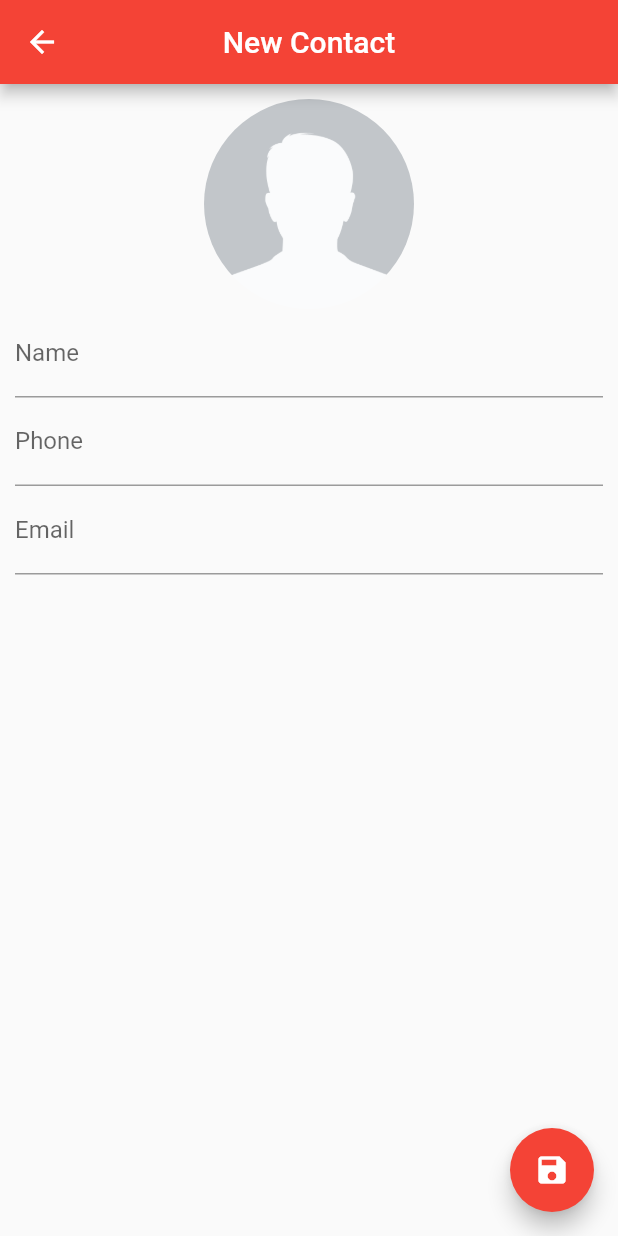
After one commit to edumoreira1506/contact-list, a Flutter app: the ContactPage screen opened directly, on a phone screen of 412 x 824 dp. The commit adds this screen. Run offline on Flutter 3.47's test engine with Material 2 defaults, Android fonts, the phone set to English and light mode, and no system bars; our stand-ins replace sqflite; accounts and stored records are empty.

Commit message:
Add form for edit contact

```diff
--- /dev/null
+++ b/lib/src/presentation/screen/contact.dart
@@ -0,0 +1,76 @@
+import 'package:contact_list/src/model/dto/contact.dart';
+import 'package:contact_list/src/presentation/widgets/circle_image.dart';
+import 'package:contact_list/src/presentation/widgets/header.dart';
+import 'package:contact_list/src/presentation/widgets/input.dart';
+import 'package:flutter/material.dart';
+import 'package:flutter/widgets.dart';
+
+class ContactPage extends StatefulWidget {
+  final ContactDTO contact;
+
+  ContactPage({ this.contact });
+
+  @override
+  _ContactPageState createState() => _ContactPageState();
+}
+
+class _ContactPageState extends State<ContactPage> {
+  TextEditingController _phone = TextEditingController();
+  TextEditingController _name = TextEditingController();
+  TextEditingController _email = TextEditingController();
+
+  ContactDTO _contact;
+
+  @override
+  void initState() {
+    super.initState();
+
+    if (widget.contact == null) {
+      _contact = ContactDTO();
+    } else {
+      _contact = widget.contact;
+      _phone.text = _contact.phone;
+      _name.text = _contact.name;
+      _email.text = _contact.email;
+    }
+  }
+
+  @override
+  Widget build(BuildContext context) {
+    return Scaffold(
+      appBar: Header(
+        Text(_contact.name ?? 'New Contact')
+      ),
+      floatingActionButton: FloatingActionButton(
+        onPressed: () { },
+        child: Icon(Icons.save),
+        backgroundColor: Colors.red,
+      ),
+      body: SingleChildScrollView(
+        padding: EdgeInsets.all(10),
+        child: Column(
+          children: <Widget>[
+            GestureDetector(
+              child: CircleImage.big(image: _contact.img)
+            ),
+            Input(
+              controller: _name,
+              label: 'Name',
+              type: TextInputType.text,
+            ),
+            Input(
+              controller: _phone,
+              label: 'Phone',
+              type: TextInputType.phone,
+            ),
+            Input(
+              controller: _email,
+              label: 'Email',
+              type: TextInputType.emailAddress,
+            )
+          ],
+        ),
+      ),
+    );
+  }
+}
--- /dev/null
+++ b/lib/src/presentation/widgets/circle_image.dart
@@ -0,0 +1,30 @@
+import 'dart:io';
+
+import 'package:flutter/widgets.dart';
+
+class CircleImage extends StatelessWidget {
+  final String image;
+  final bool big;
+
+  CircleImage({ this.image, this.big });
+  CircleImage.big({ this.image, this.big = true });
+  CircleImage.small({ this.image, this.big = false });
+
+  @override
+  Widget build(BuildContext context) {
+    return (
+      Container(
+        width: this.big ? 140 : 80,
+        height: this.big ? 140 : 80,
+        decoration: BoxDecoration(
+          shape: BoxShape.circle,
+          image: DecorationImage(
+            image: this.image != null && this.image != ''
+              ? FileImage(File(this.image))
+              : AssetImage("assets/images/person.png")
+          )
+        ),
+      )
+    );
+  }
+}
--- a/lib/src/presentation/widgets/home/contact.dart
+++ b/lib/src/presentation/widgets/home/contact.dart
@@ -1,5 +1,4 @@
-import 'dart:io';
-
+import 'package:contact_list/src/presentation/widgets/circle_image.dart';
 import 'package:flutter/material.dart';
 import 'package:flutter/widgets.dart';
 
@@ -24,18 +23,7 @@ class Contact extends StatelessWidget {
           padding: EdgeInsets.all(10),
           child: Row(
             children: <Widget>[
-              Container(
-                width: 80,
-                height: 80,
-                decoration: BoxDecoration(
-                  shape: BoxShape.circle,
-                  image: DecorationImage(
-                    image: this.image != null && this.image != ''
-                      ? FileImage(File(this.image))
-                      : AssetImage("assets/images/person.png")
-                  )
-                ),
-              ),
+              CircleImage.small(image: this.image),
               Padding(
                 padding: EdgeInsets.only(left: 10),
                 child: Column(
--- /dev/null
+++ b/lib/src/presentation/widgets/input.dart
@@ -0,0 +1,21 @@
+import 'package:flutter/material.dart';
+import 'package:flutter/widgets.dart';
+
+class Input extends StatelessWidget {
+  final String label;
+  final TextEditingController controller;
+  final TextInputType type;
+
+  Input({ this.label, this.controller, this.type });
+
+  @override
+  Widget build(BuildContext context) {
+    return TextField(
+      decoration: InputDecoration(
+        labelText: this.label
+      ),
+      controller: this.controller,
+      keyboardType: this.type,
+    );
+  }
+}
```
